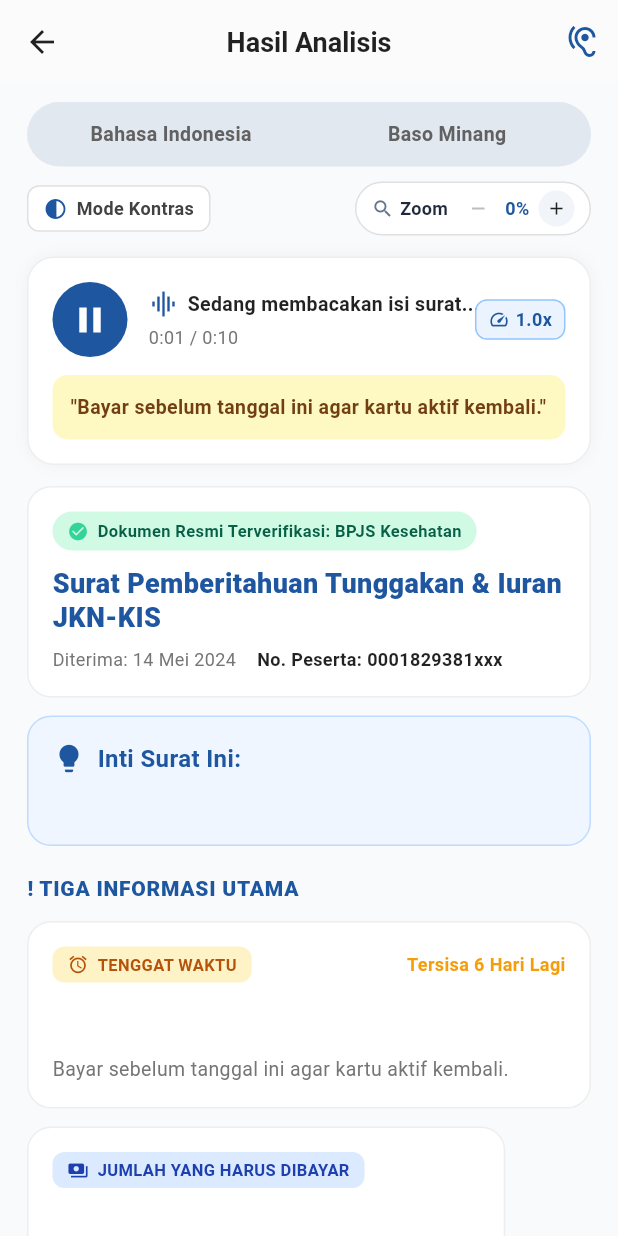
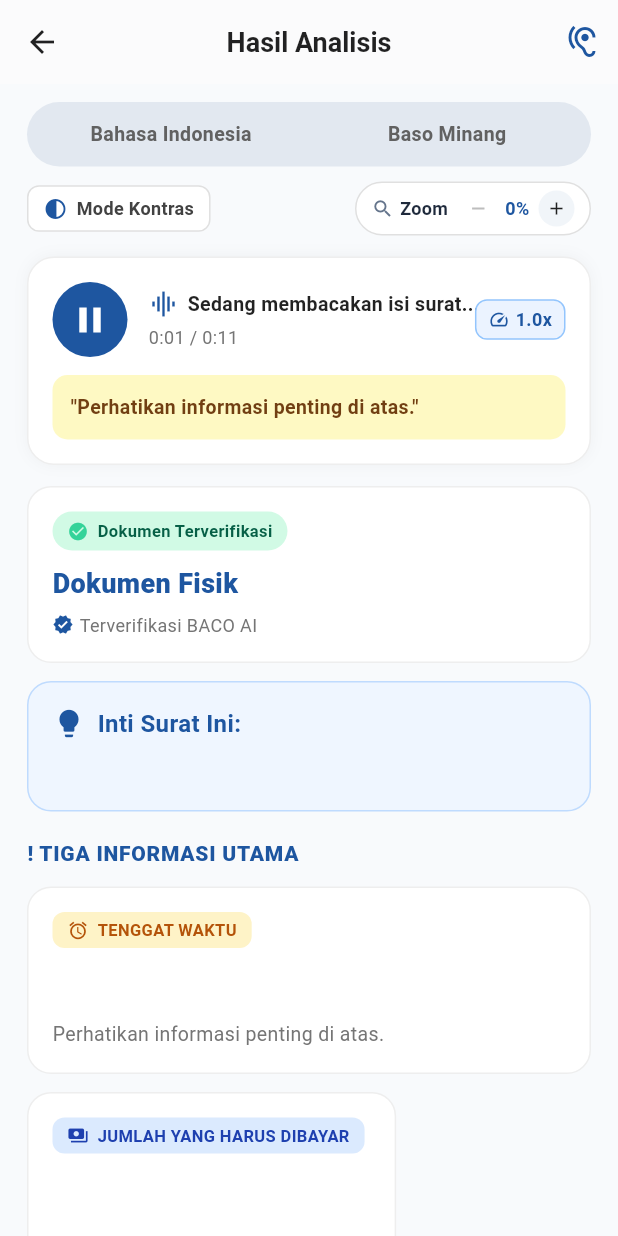
Before and after one commit to mutiaraazzh2708/BACO, a Flutter app: the ResultScreen screen opened directly with empty values, on a phone screen of 412 x 824 dp. Run offline on Flutter 3.47's test engine with Material 3 defaults, Android fonts, the phone set to English and light mode, and no system bars; our stand-ins replace flutter_image_compress, flutter_tts, image_picker; missing offline and left inert: record.

Commit message:
Buat pengenalan dokumen dinamis untuk semua berkas fisik: hapus hardcode BPJS/Surat Desa, ambil judul & jenis dokumen langsung dari AI

```diff
--- a/mobile/lib/models/analysis_result.dart
+++ b/mobile/lib/models/analysis_result.dart
@@ -12,15 +12,15 @@ class AnalysisResult {
   final List<String> langkahTindakan;
 
   AnalysisResult({
-    this.judul = "Surat Pemberitahuan Tunggakan & Iuran JKN-KIS",
-    this.jenisDokumen = "Dokumen Resmi Terverifikasi: BPJS Kesehatan",
-    this.nomorPeserta = "0001829381xxx",
+    this.judul = "Dokumen Fisik",
+    this.jenisDokumen = "Dokumen Terverifikasi",
+    this.nomorPeserta = "",
     required this.penjelasan,
     required this.tenggat,
-    this.tenggatSub = "Bayar sebelum tanggal ini agar kartu aktif kembali.",
+    this.tenggatSub = "Perhatikan informasi penting di atas.",
     required this.nominal,
-    this.nominalSub = "Total tagihan yang harus dibayar",
-    this.rincian = "Iuran Pokok & Biaya Administrasi Resmi",
+    this.nominalSub = "Rincian biaya atau informasi terkait",
+    this.rincian = "Rincian Dokumen",
     required this.tindakan,
     this.langkahTindakan = const [],
   });
@@ -37,25 +37,57 @@ class AnalysisResult {
         langkah = tindakanText.split(";").map((e) => e.trim()).where((e) => e.isNotEmpty).toList();
       } else if (tindakanText.contains(".")) {
         langkah = tindakanText.split(".").map((e) => e.trim()).where((e) => e.isNotEmpty).toList();
+      } else if (tindakanText.isNotEmpty && tindakanText != '-') {
+        langkah = [tindakanText];
       } else {
         langkah = [
-          "Kunjungi Indomaret/Alfamart, ATM, atau kantor Pos terdekat.",
-          "Sebutkan atau tunjukkan nomor BPJS / dokumen ke kasir/petugas.",
-          "Simpan struk / bukti pembayaran sampai status kembali aktif."
+          "Simpan dan bawa berkas ini saat menghadiri acara atau mengurus keperluan terkait.",
+          "Perhatikan instruksi atau informasi penting yang tertera pada berkas."
         ];
       }
     }
 
+    final judulParsed = json['judul']?.toString();
+    final jenisParsed = json['jenis_dokumen']?.toString();
+    final tenggatText = json['tenggat']?.toString() ?? 'Tidak ada';
+    final nominalText = json['nominal']?.toString() ?? 'Tidak ada';
+
+    // Subtitle tenggat yang dinamis
+    String dynamicTenggatSub = json['tenggat_sub']?.toString() ?? '';
+    if (dynamicTenggatSub.isEmpty || dynamicTenggatSub == '-') {
+      if (tenggatText == 'Tidak ada' || tenggatText.isEmpty) {
+        dynamicTenggatSub = "Tidak ada batas waktu penting pada dokumen ini.";
+      } else {
+        dynamicTenggatSub = "Jadwal atau tanggal penting pada dokumen.";
+      }
+    }
+
+    // Subtitle nominal yang dinamis
+    String dynamicNominalSub = json['nominal_sub']?.toString() ?? '';
+    if (dynamicNominalSub.isEmpty || dynamicNominalSub == '-') {
+      if (nominalText == 'Tidak ada' || nominalText.isEmpty) {
+        dynamicNominalSub = "Tidak ada informasi biaya pada dokumen ini.";
+      } else if (nominalText.toLowerCase().contains('gratis')) {
+        dynamicNominalSub = "Layanan atau kegiatan ini tidak dipungut biaya (Gratis).";
+      } else {
+        dynamicNominalSub = "Total biaya atau nominal yang tertera.";
+      }
+    }
+
     return AnalysisResult(
-      judul: json['judul']?.toString() ?? "Surat Pemberitahuan Dokumen",
-      jenisDokumen: json['jenis_dokumen']?.toString() ?? "Dokumen Resmi Terverifikasi: BPJS Kesehatan",
-      nomorPeserta: json['nomor_peserta']?.toString() ?? "0001829381xxx",
+      judul: (judulParsed != null && judulParsed.isNotEmpty && judulParsed != "Tidak ada")
+          ? judulParsed
+          : "Dokumen Fisik",
+      jenisDokumen: (jenisParsed != null && jenisParsed.isNotEmpty && jenisParsed != "Tidak ada")
+          ? "Dokumen: $jenisParsed"
+          : "Dokumen Terverifikasi",
+      nomorPeserta: json['nomor_peserta']?.toString() ?? "",
       penjelasan: json['penjelasan']?.toString() ?? '-',
-      tenggat: json['tenggat']?.toString() ?? '-',
-      tenggatSub: json['tenggat_sub']?.toString() ?? "Bayar sebelum tanggal ini agar kartu aktif kembali.",
-      nominal: json['nominal']?.toString() ?? '-',
-      nominalSub: json['nominal_sub']?.toString() ?? "Total tagihan yang harus dibayar",
-      rincian: json['rincian']?.toString() ?? "Iuran Pokok & Administrasi",
+      tenggat: tenggatText,
+      tenggatSub: dynamicTenggatSub,
+      nominal: nominalText,
+      nominalSub: dynamicNominalSub,
+      rincian: json['rincian']?.toString() ?? "Rincian Dokumen",
       tindakan: tindakanText,
       langkahTindakan: langkah,
     );
@@ -63,14 +95,16 @@ class AnalysisResult {
 
   String toSpeechText({required String bahasa}) {
     if (bahasa == 'min') {
-      return "Inti surek ko: $penjelasan. "
-          "Tenggat wakatu: $tenggat. "
-          "Nominal nan harus dibayia: $nominal. "
+      return "Judul dokumen: $judul. "
+          "Inti isi: $penjelasan. "
+          "Tenggat atau jadwal: $tenggat. "
+          "Nominal: $nominal. "
           "Tindakan nan paralu sanak karajoan: $tindakan.";
     }
-    return "Inti surat ini: $penjelasan. "
-        "Tenggat waktu pembayaran: $tenggat. "
-        "Jumlah yang harus dibayar: $nominal. "
+    return "Judul dokumen: $judul. "
+        "Inti dokumen ini: $penjelasan. "
+        "Tenggat atau jadwal: $tenggat. "
+        "Jumlah atau biaya: $nominal. "
         "Tindakan yang harus dilakukan: $tindakan.";
   }
 }
--- a/mobile/lib/screens/result_screen.dart
+++ b/mobile/lib/screens/result_screen.dart
@@ -595,22 +595,30 @@ class _ResultScreenState extends State<ResultScreen> {
                     const SizedBox(height: 8),
                     Row(
                       children: [
+                        Icon(
+                          Icons.verified,
+                          size: 14,
+                          color: _isHighContrast ? const Color(0xFFFFD700) : primaryCol,
+                        ),
+                        const SizedBox(width: 4),
                         Text(
-                          "Diterima: 14 Mei 2024",
+                          "Terverifikasi BACO AI",
                           style: TextStyle(
                             fontSize: 12 * _fontScale,
                             color: _isHighContrast ? Colors.white70 : Colors.grey[600],
                           ),
                         ),
+                        if (widget.result.nomorPeserta.isNotEmpty) ...[
                           const SizedBox(width: 14),
                           Text(
-                          "No. Peserta: ${widget.result.nomorPeserta}",
+                            "No. Berkas: ${widget.result.nomorPeserta}",
                             style: TextStyle(
                               fontSize: 12 * _fontScale,
                               fontWeight: FontWeight.bold,
                               color: textCol,
                             ),
                           ),
+                        ],
                       ],
                     ),
                   ],
@@ -708,8 +716,9 @@ class _ResultScreenState extends State<ResultScreen> {
                             ],
                           ),
                         ),
+                        if (widget.result.tenggat != 'Tidak ada' && widget.result.tenggat.isNotEmpty)
                           Text(
-                          "Tersisa 6 Hari Lagi",
+                            "Tercatat di Dokumen",
                             style: TextStyle(
                               fontSize: 12 * _fontScale,
                               fontWeight: FontWeight.bold,
@@ -920,8 +929,8 @@ class _ResultScreenState extends State<ResultScreen> {
                     const SizedBox(height: 6),
                     Text(
                       isMinang
-                          ? "BACO mambantu marangkum surek resmi. Untuak kapastian labiah lanjuik, silakan konfirmasi ka kantor BPJS Kesehatan tadakek."
-                          : "BACO membantu merangkum surat resmi. Untuk kepastian lebih lanjut, silakan konfirmasi ke kantor BPJS Kesehatan terdekat.",
+                          ? "BACO mambantu marangkum dokumen fisik & surek resmi. Untuak kapastian labiah lanjuik, silakan konfirmasi ka pihak atau instansi nan mangaluakan dokumen ko."
+                          : "BACO membantu merangkum dokumen fisik & surat resmi. Untuk kepastian lebih lanjut, silakan konfirmasi ke pihak atau instansi terkait.",
                       style: TextStyle(
                         fontSize: 12.5 * _fontScale,
                         color: _isHighContrast ? Colors.white70 : Colors.yellow[900],
@@ -942,16 +951,9 @@ class _ResultScreenState extends State<ResultScreen> {
                     HapticFeedback.mediumImpact();
                     _ttsService.stop();
 
-                    String docTitle = "Dokumen Terpindai";
-                    final p = widget.result.penjelasan.toLowerCase();
-                    if (p.contains("bpjs")) {
-                      docTitle = "Surat BPJS";
-                    } else if (p.contains("listrik") || p.contains("pln")) {
-                      docTitle = "Tagihan Listrik";
-                    } else if (p.contains("pdam") || p.contains("air")) {
-                      docTitle = "Tagihan PDAM";
-                    } else if (p.contains("desa") || p.contains("kelurahan") || p.contains("rt")) {
-                      docTitle = "Surat Desa/Kelurahan";
+                    String docTitle = widget.result.judul;
+                    if (docTitle.isEmpty || docTitle == "Dokumen Fisik" || docTitle == "Dokumen Terpindai") {
+                      docTitle = widget.result.jenisDokumen;
                     }
                     if (widget.result.nominal.isNotEmpty && widget.result.nominal != "Tidak ada") {
                       docTitle = "$docTitle (${widget.result.nominal})";
```
Also changed, not shown: 1 other file. Lines whose indentation alone changed are shown as unchanged.
